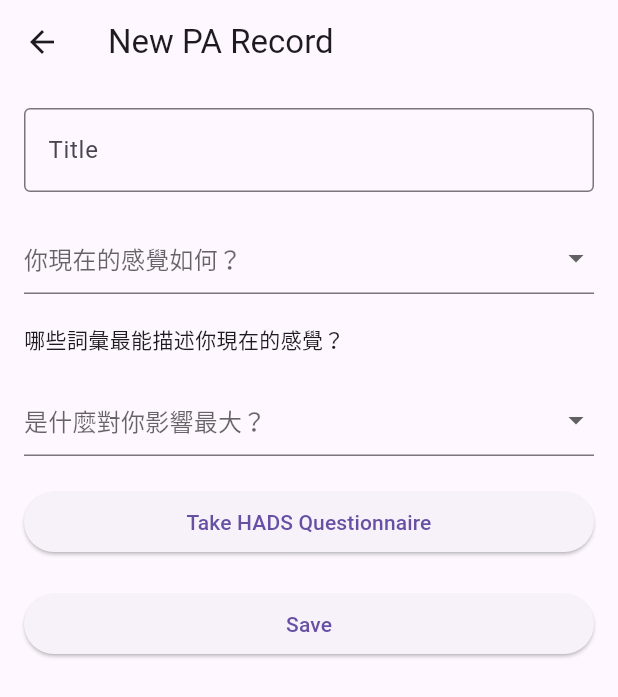
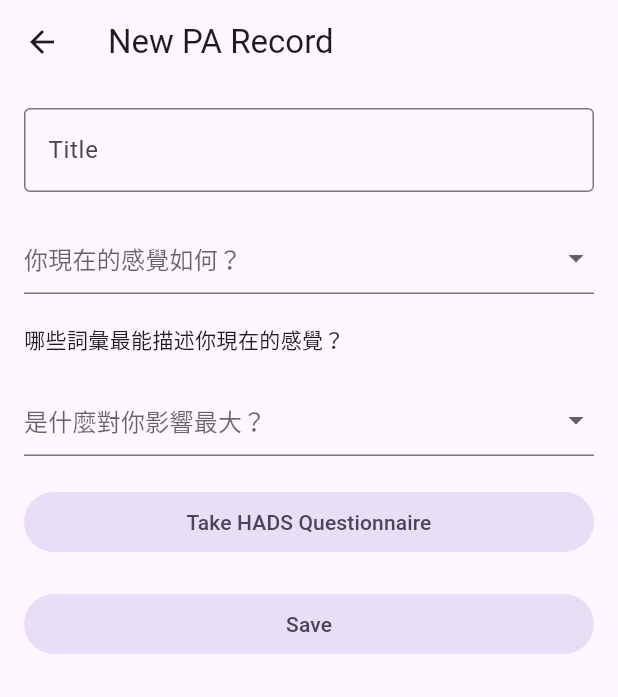
Before and after one commit to ljcucc/pa_recorder, a Flutter app: the screen it shows after launch, after a tap on the "add" icon, on a phone screen of 412 x 824 dp. Shown: the top 697 px of the screen. Run offline on Flutter 3.47's test engine with Material 3 defaults, Android fonts, the light colour scheme and no system bars; our stand-ins replace file_picker, flutter_markdown, google_fonts; missing offline and left inert: ini; Roboto replaces fonts that are missing (JFOpenshuninn).

Commit message:
style: Update UI to use FilledButton.tonal and Card.filled
- Replaced ElevatedButton with FilledButton.tonal in browse and new record pages.
- Updated Card to Card.filled and adjusted styling in record list items.
- Applied layout constraints to record list for improved presentation.

```diff
--- a/lib/pages/browse_records_page.dart
+++ b/lib/pages/browse_records_page.dart
@@ -91,7 +91,7 @@ class BrowseRecordsPageState extends State<BrowseRecordsPage> {
                 children: [
                   const Text('Please select a logseq-pa directory.'),
                   const SizedBox(height: 20),
-                  ElevatedButton(
+                  FilledButton.tonal(
                     onPressed: () async {
                       await context.read<DirectoryProvider>().selectDirectory();
                       _loadRecordDirectories();
@@ -104,7 +104,10 @@ class BrowseRecordsPageState extends State<BrowseRecordsPage> {
           : _records.isEmpty
               ? const Center(
                   child: Text('No records found in the selected directory.'))
-              : ListView.builder(
+              : Center(
+                  child: ConstrainedBox(
+                    constraints: const BoxConstraints(maxWidth: 800),
+                    child: ListView.builder(
                       itemCount: _records.length,
                       itemBuilder: (context, index) {
                         final record = _records[index];
@@ -123,6 +126,8 @@ class BrowseRecordsPageState extends State<BrowseRecordsPage> {
                         );
                       },
                     ),
+                  ),
+                ),
       floatingActionButton: FloatingActionButton(
         onPressed: () async {
           await Navigator.push(
--- a/lib/pages/new_record_page.dart
+++ b/lib/pages/new_record_page.dart
@@ -83,7 +83,7 @@ class NewRecordPageState extends State<NewRecordPage> {
             const SizedBox(height: 20),
             _buildHadsSection(),
             const SizedBox(height: 20),
-            ElevatedButton(
+            FilledButton.tonal(
               onPressed: _saveRecord,
               child: const Text('Save'),
             ),
@@ -190,7 +190,7 @@ class NewRecordPageState extends State<NewRecordPage> {
         },
       );
     } else {
-      return ElevatedButton(
+      return FilledButton.tonal(
         onPressed: () {
           setState(() {
             _showHads = true;
--- a/lib/widgets/record_list_item.dart
+++ b/lib/widgets/record_list_item.dart
@@ -42,9 +42,11 @@ class RecordListItem extends StatelessWidget {
     final formattedDate = _getFormattedDate(record.metadata);
     final contentPreview = _getContentPreview(record.content);
 
-    return Card(
+    return Card.filled(
+      elevation: 0,
       margin: const EdgeInsets.symmetric(horizontal: 16.0, vertical: 8.0),
       child: ListTile(
+        contentPadding: const EdgeInsets.symmetric(horizontal: 16.0, vertical: 8.0),
         title: Text(
           record.title,
           style: const TextStyle(fontWeight: FontWeight.bold),
```
Lines whose indentation alone changed are shown as unchanged.
